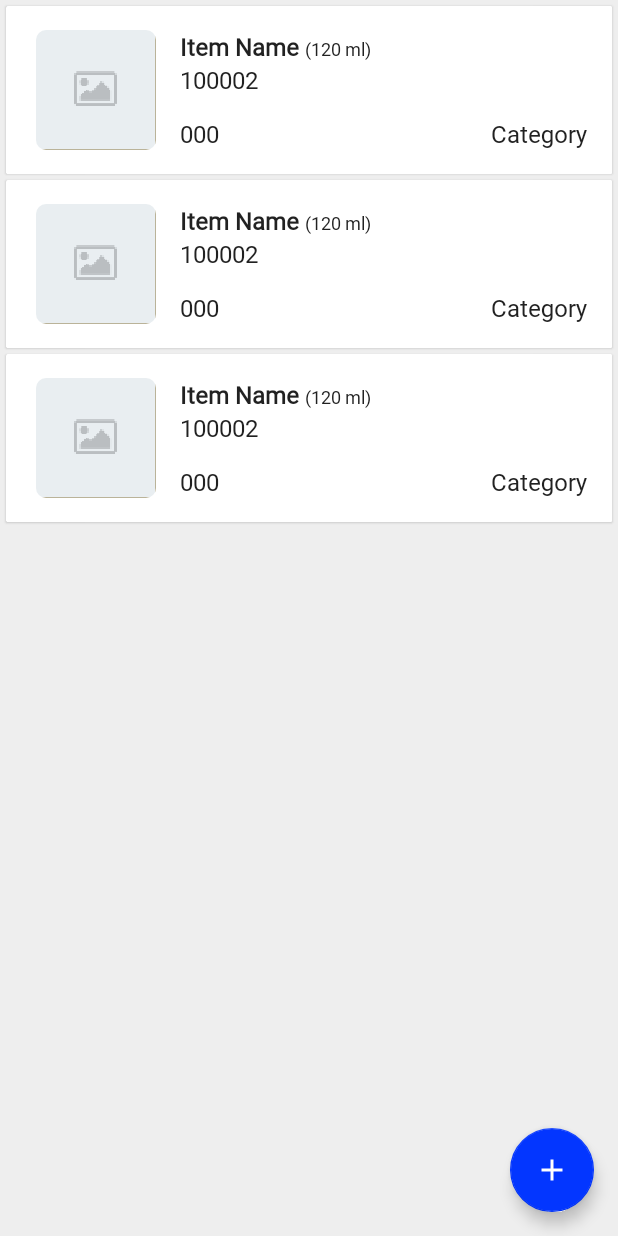
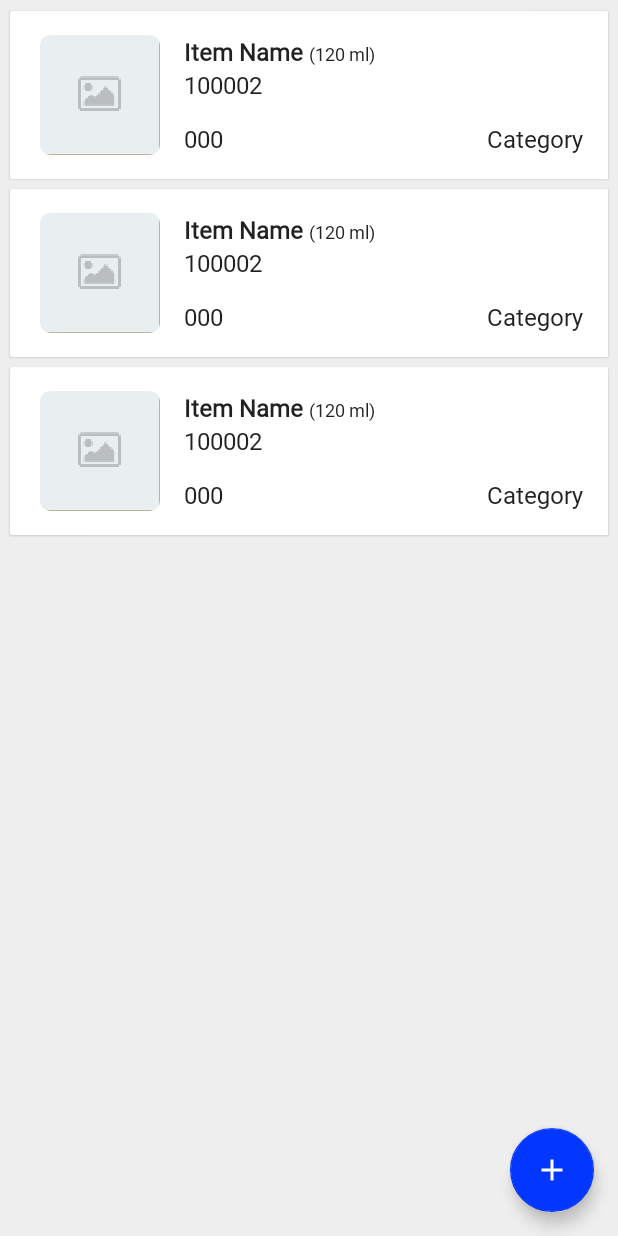
Before and after one commit to phyohtetarkar/flex-pos-android, an Android app: the layout fragment_items.xml on its own in the app's theme, with its tools: preview values and no code run, on a phone screen of 412 x 824 dp. Run offline under Robolectric (Android 15) with nearby library versions, the light colour scheme and no system bars.

Commit message:
update ui

```diff
--- a/app/src/main/res/layout/fragment_items.xml
+++ b/app/src/main/res/layout/fragment_items.xml
@@ -17,7 +17,7 @@
         android:layout_width="match_parent"
         android:layout_height="match_parent"
         android:clipToPadding="false"
-        android:padding="2dp"
+        android:padding="4dp"
         tools:listitem="@layout/layout_item">
 
     </android.support.v7.widget.RecyclerView>
--- a/app/src/main/res/layout/layout_item.xml
+++ b/app/src/main/res/layout/layout_item.xml
@@ -12,11 +12,11 @@
     <android.support.v7.widget.CardView
         android:layout_width="match_parent"
         android:layout_height="wrap_content"
-        android:layout_margin="@dimen/card_custom_margin"
         app:cardBackgroundColor='@{obj.color, default="@color/colorAccent"}'
         app:cardCornerRadius="@dimen/card_custom_radius"
         app:cardElevation="@dimen/card_custom_elevation"
-        app:cardPreventCornerOverlap="true">
+        app:cardPreventCornerOverlap="true"
+        app:cardUseCompatPadding="true">
 
         <android.support.constraint.ConstraintLayout
             android:layout_width="match_parent"
```
